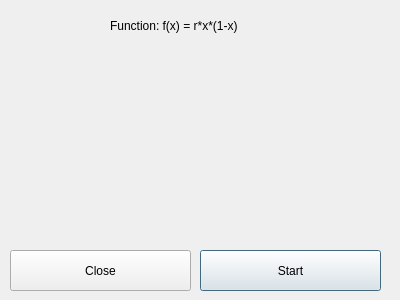
Pohvalister/CMS-team-work, file simple_iterations/dialog.ui: the form before one commit.
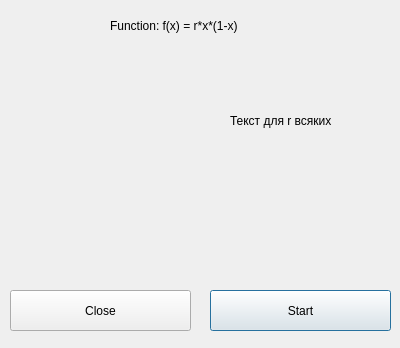
The form after the commit. Custom widgets are drawn as their Qt base class.

Commit message: R value scale added

Patch:
```diff
--- a/simple_iterations/dialog.ui
+++ b/simple_iterations/dialog.ui
@@ -7,7 +7,7 @@
     <x>0</x>
     <y>0</y>
     <width>400</width>
-    <height>300</height>
+    <height>348</height>
    </rect>
   </property>
   <property name="windowTitle">
@@ -16,8 +16,8 @@
   <widget class="QPushButton" name="pushButton">
    <property name="geometry">
     <rect>
-     <x>200</x>
-     <y>250</y>
+     <x>210</x>
+     <y>290</y>
      <width>181</width>
      <height>41</height>
     </rect>
@@ -30,7 +30,7 @@
    <property name="geometry">
     <rect>
      <x>10</x>
-     <y>250</y>
+     <y>290</y>
      <width>181</width>
      <height>41</height>
     </rect>
@@ -52,7 +52,38 @@
     <string>Function: f(x) = r*x*(1-x)</string>
    </property>
   </widget>
+  <widget class="QCustomPlot" name="AllRValues" native="true">
+   <property name="geometry">
+    <rect>
+     <x>10</x>
+     <y>199</y>
+     <width>371</width>
+     <height>81</height>
+    </rect>
+   </property>
+  </widget>
+  <widget class="QLabel" name="label">
+   <property name="geometry">
+    <rect>
+     <x>230</x>
+     <y>50</y>
+     <width>141</width>
+     <height>141</height>
+    </rect>
+   </property>
+   <property name="text">
+    <string>Текст для r всяких</string>
+   </property>
+  </widget>
  </widget>
+ <customwidgets>
+  <customwidget>
+   <class>QCustomPlot</class>
+   <extends>QWidget</extends>
+   <header>../qcustomplot.h</header>
+   <container>1</container>
+  </customwidget>
+ </customwidgets>
  <resources/>
  <connections/>
 </ui>
```
The commit also changes 2 other files.
